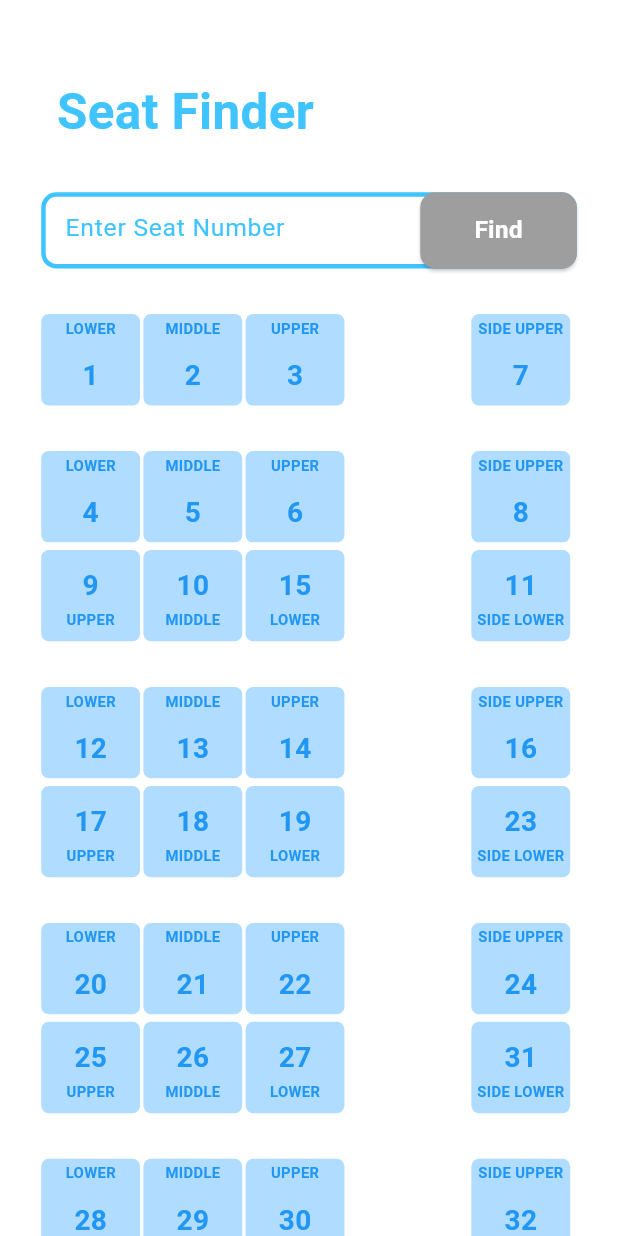
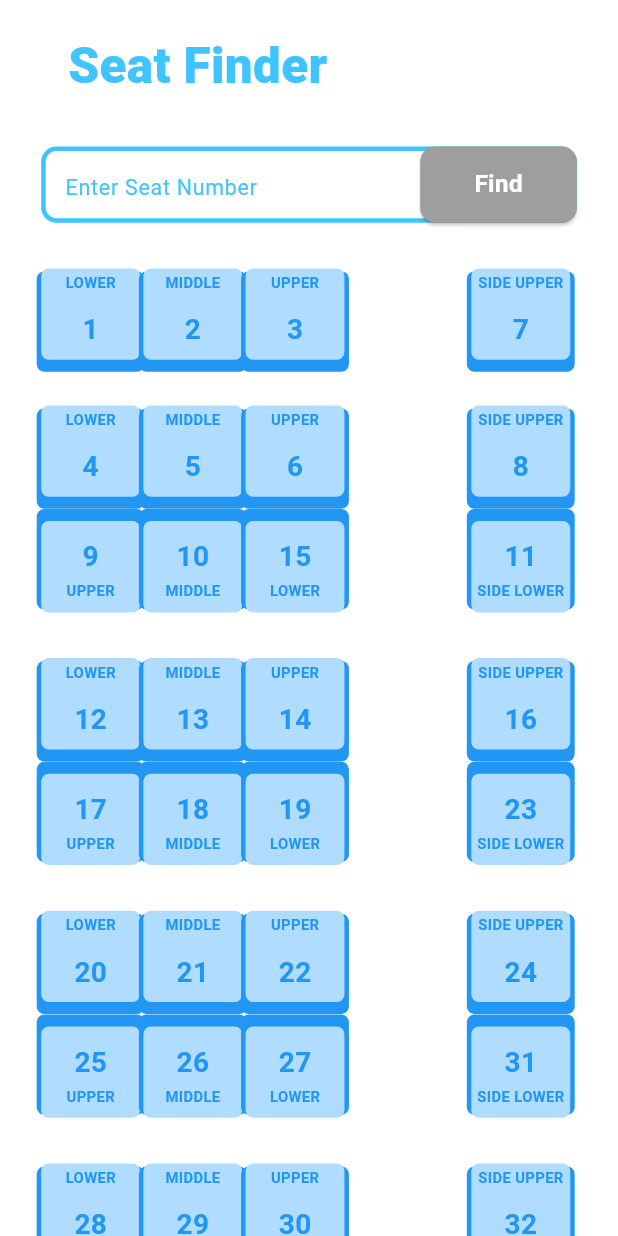
Before and after one commit to Amrut-03/Seat_finder, a Flutter app: the screen it shows after launch, after a tap on "Find", on a phone screen of 412 x 824 dp. Run offline on Flutter 3.47's test engine with Material 3 defaults, Android fonts, the phone set to English and light mode, and no system bars; our stand-ins replace flutter_screenutil, google_fonts; Roboto replaces fonts that are missing (Ubuntu).

Commit message:
step 1 finished

```diff
--- a/lib/Home_page.dart
+++ b/lib/Home_page.dart
@@ -1,5 +1,6 @@
 import 'package:flutter/material.dart';
 import 'package:flutter_screenutil/flutter_screenutil.dart';
+import 'package:google_fonts/google_fonts.dart';
 import 'package:seat_finder/constants.dart';
 import 'package:seat_finder/upper_seat.dart';
 import 'lower_seat.dart';
@@ -29,11 +30,11 @@ class _home_pageState extends State<home_page> {
             child: Column(
               children: [
                 Padding(
-                  padding:EdgeInsets.only(top: 50.h,bottom: 30.h,right: 150.w),
-                  child: Text("Seat Finder",style: TextStyle(
+                  padding:EdgeInsets.only(top: 20.h,bottom: 30.h,right: 135.w),
+                  child: Text("Seat Finder",style: GoogleFonts.ubuntu(
                     fontSize: 30.sp,
                     color: Colors.lightBlueAccent,
-                    fontWeight: FontWeight.w600,
+                    fontWeight: FontWeight.w800,
                     ),
                   ),
                 ),
@@ -62,10 +63,10 @@ class _home_pageState extends State<home_page> {
                           )
                       ),
                       hintText: "Enter Seat Number",
-                      hintStyle: TextStyle(
+                      hintStyle: GoogleFonts.ubuntu(
                         color: Colors.lightBlueAccent,
                         fontWeight: FontWeight.w400,
-                        fontSize: 15.sp,
+                        fontSize: 13.sp,
                       ),
                     ),
                   ),
@@ -78,15 +79,21 @@ class _home_pageState extends State<home_page> {
                             if(Enter_S_no.isNotEmpty){
                               Enter_S_no = Enter_S_no.trim();
                             }
+                            isNum = true;
+                            Future.delayed(Duration(milliseconds: 100), () {
+                              setState(() {
+                                isNum = false;
+                              });
+                            });
                           });
-                        }, child: Text("Find",style: TextStyle(
+                        }, child: Text("Find",style: GoogleFonts.ubuntu(
                               fontWeight: FontWeight.bold,
                               fontSize: 15.sp,
                               color: Colors.white,
                             ),),
                         style: ElevatedButton.styleFrom(
                           minimumSize: Size(100.w,50.h),
-                          backgroundColor: Colors.grey,
+                            backgroundColor:isNum ? Colors.blue : Colors.grey,
                           shape: RoundedRectangleBorder(
                             borderRadius: BorderRadius.circular(10.r),
                           )
@@ -109,7 +116,7 @@ class _home_pageState extends State<home_page> {
                       UpdateCLR3: Enter_S_no == '6' ? Change_Clr : Clrbutton, UpdateCLR4: Enter_S_no == '8' ? Change_Clr : Clrbutton,
                       UpdateTxtCLR1: Enter_S_no == '4' ? NTxt_Clr : Txt_Clr, UpdateTxtCLR2: Enter_S_no == '5' ? NTxt_Clr : Txt_Clr,
                       UpdateTxtCLR3: Enter_S_no == '6' ? NTxt_Clr : Txt_Clr, UpdateTxtCLR4: Enter_S_no == '8' ? NTxt_Clr : Txt_Clr,),
-                    SizedBox(height: 5.h,),
+                    SizedBox(height: 16.h,),
                     lower_seat(num1:'9', num2: '10', num4: '11', LSeat: klow,
                       MSeat: kmid, USeat: kupr, SLSeat: kslow, num3: '15',
                       UpdateCLR1: Enter_S_no == '9' ? Change_Clr : Clrbutton, UpdateCLR2: Enter_S_no == '10' ? Change_Clr : Clrbutton,
@@ -123,7 +130,7 @@ class _home_pageState extends State<home_page> {
                       UpdateCLR3: Enter_S_no == '14' ? Change_Clr : Clrbutton, UpdateCLR4: Enter_S_no == '16' ? Change_Clr : Clrbutton,
                       UpdateTxtCLR1: Enter_S_no == '12' ? NTxt_Clr : Txt_Clr, UpdateTxtCLR2: Enter_S_no == '13' ? NTxt_Clr : Txt_Clr,
                       UpdateTxtCLR3: Enter_S_no == '14' ? NTxt_Clr : Txt_Clr, UpdateTxtCLR4: Enter_S_no == '16' ? NTxt_Clr : Txt_Clr,),
-                    SizedBox(height: 5.h,),
+                    SizedBox(height: 16.h,),
                     lower_seat(num1:'17', num2: '18', num4: '23', LSeat: klow,
                       MSeat: kmid, USeat: kupr, SLSeat: kslow, num3: '19',
                       UpdateCLR1: Enter_S_no == '17' ? Change_Clr : Clrbutton, UpdateCLR2: Enter_S_no == '18' ? Change_Clr : Clrbutton,
@@ -137,7 +144,7 @@ class _home_pageState extends State<home_page> {
                       UpdateCLR3: Enter_S_no == '22' ? Change_Clr : Clrbutton, UpdateCLR4: Enter_S_no == '24' ? Change_Clr : Clrbutton,
                       UpdateTxtCLR1: Enter_S_no == '20' ? NTxt_Clr : Txt_Clr, UpdateTxtCLR2: Enter_S_no == '21' ? NTxt_Clr : Txt_Clr,
                       UpdateTxtCLR3: Enter_S_no == '22' ? NTxt_Clr : Txt_Clr, UpdateTxtCLR4: Enter_S_no == '24' ? NTxt_Clr : Txt_Clr,),
-                    SizedBox(height: 5.h,),
+                    SizedBox(height: 16.h,),
                     lower_seat(num1:'25', num2: '26', num4: '31', LSeat: klow,
                       MSeat: kmid, USeat: kupr, SLSeat: kslow, num3: '27',
                       UpdateCLR1: Enter_S_no == '25' ? Change_Clr : Clrbutton, UpdateCLR2: Enter_S_no == '26' ? Change_Clr : Clrbutton,
@@ -151,13 +158,13 @@ class _home_pageState extends State<home_page> {
                       UpdateCLR3: Enter_S_no == '30' ? Change_Clr : Clrbutton, UpdateCLR4: Enter_S_no == '32' ? Change_Clr : Clrbutton,
                       UpdateTxtCLR1: Enter_S_no == '28' ? NTxt_Clr : Txt_Clr, UpdateTxtCLR2: Enter_S_no == '29' ? NTxt_Clr : Txt_Clr,
                       UpdateTxtCLR3: Enter_S_no == '30' ? NTxt_Clr : Txt_Clr, UpdateTxtCLR4: Enter_S_no == '32' ? NTxt_Clr : Txt_Clr,),
-                    SizedBox(height: 5.h,),
-                    lower_seat(num1:'33', num2: '34', num4: '39', LSeat: klow,
-                      MSeat: kmid, USeat: kupr, SLSeat: kslow, num3: '35',
-                      UpdateCLR1: Enter_S_no == '33' ? Change_Clr : Clrbutton, UpdateCLR2: Enter_S_no == '34' ? Change_Clr : Clrbutton,
-                      UpdateCLR3: Enter_S_no == '35' ? Change_Clr : Clrbutton, UpdateCLR4: Enter_S_no == '39' ? Change_Clr : Clrbutton,
-                      UpdateTxtCLR1: Enter_S_no == '33' ? NTxt_Clr : Txt_Clr, UpdateTxtCLR2: Enter_S_no == '34' ? NTxt_Clr : Txt_Clr,
-                      UpdateTxtCLR3: Enter_S_no == '35' ? NTxt_Clr : Txt_Clr, UpdateTxtCLR4: Enter_S_no == '39' ? NTxt_Clr : Txt_Clr,),
+                    SizedBox(height: 16.h,),
+                    // lower_seat(num1:'33', num2: '34', num4: '39', LSeat: klow,
+                    //   MSeat: kmid, USeat: kupr, SLSeat: kslow, num3: '35',
+                    //   UpdateCLR1: Enter_S_no == '33' ? Change_Clr : Clrbutton, UpdateCLR2: Enter_S_no == '34' ? Change_Clr : Clrbutton,
+                    //   UpdateCLR3: Enter_S_no == '35' ? Change_Clr : Clrbutton, UpdateCLR4: Enter_S_no == '39' ? Change_Clr : Clrbutton,
+                    //   UpdateTxtCLR1: Enter_S_no == '33' ? NTxt_Clr : Txt_Clr, UpdateTxtCLR2: Enter_S_no == '34' ? NTxt_Clr : Txt_Clr,
+                    //   UpdateTxtCLR3: Enter_S_no == '35' ? NTxt_Clr : Txt_Clr, UpdateTxtCLR4: Enter_S_no == '39' ? NTxt_Clr : Txt_Clr,),
                     SizedBox(height: 30.h,),
                   ],
                 ),
--- a/lib/lower_seat.dart
+++ b/lib/lower_seat.dart
@@ -44,6 +44,11 @@ class _lower_seatState extends State<lower_seat> {
               decoration: BoxDecoration(
                 color: widget.UpdateCLR1,
                 borderRadius: BorderRadius.circular(5.r),
+                boxShadow: [BoxShadow(
+                    color: Colors.blue,
+                    spreadRadius: 3,
+                    offset: Offset(0,-5)
+                )],
               ),
               child: Column(
                 children: [
@@ -72,6 +77,11 @@ class _lower_seatState extends State<lower_seat> {
               decoration: BoxDecoration(
                 color: widget.UpdateCLR2,
                 borderRadius: BorderRadius.circular(5.r),
+                boxShadow: [BoxShadow(
+                    color: Colors.blue,
+                    spreadRadius: 3,
+                    offset: Offset(0,-5)
+                )],
               ),
               child: Column(
                 children: [
@@ -100,6 +110,11 @@ class _lower_seatState extends State<lower_seat> {
               decoration: BoxDecoration(
                 color: widget.UpdateCLR3,
                 borderRadius: BorderRadius.circular(5.r),
+                boxShadow: [BoxShadow(
+                    color: Colors.blue,
+                    spreadRadius: 3,
+                    offset: Offset(0,-5)
+                )],
               ),
               child: Column(
                 children: [
@@ -127,6 +142,11 @@ class _lower_seatState extends State<lower_seat> {
               decoration: BoxDecoration(
                 color: widget.UpdateCLR4,
                 borderRadius: BorderRadius.circular(5.r),
+                boxShadow: [BoxShadow(
+                    color: Colors.blue,
+                    spreadRadius: 3,
+                    offset: Offset(0,-5)
+                )],
               ),
               child: Column(
                 children: [
--- a/lib/upper_seat.dart
+++ b/lib/upper_seat.dart
@@ -43,6 +43,11 @@ class _upper_seatState extends State<upper_seat> {
               height: 60.h,
               width: 60.w,
               decoration: BoxDecoration(
+                boxShadow: [BoxShadow(
+                  color: Colors.blue,
+                  spreadRadius: 3,
+                  offset: Offset(0, 5)
+                )],
                 color:widget.UpdateCLR1,
                 borderRadius: BorderRadius.circular(5.r),
               ),
@@ -73,6 +78,11 @@ class _upper_seatState extends State<upper_seat> {
               decoration: BoxDecoration(
                 color: widget.UpdateCLR2,
                 borderRadius: BorderRadius.circular(5.r),
+                boxShadow: [BoxShadow(
+                    color: Colors.blue,
+                    spreadRadius: 3,
+                    offset: Offset(0, 5)
+                )],
               ),
               child: Column(
                 children: [
@@ -101,6 +111,11 @@ class _upper_seatState extends State<upper_seat> {
               decoration: BoxDecoration(
                 color: widget.UpdateCLR3,
                 borderRadius: BorderRadius.circular(5.r),
+                boxShadow: [BoxShadow(
+                    color: Colors.blue,
+                    spreadRadius: 3,
+                    offset: Offset(0, 5)
+                )],
               ),
               child: Column(
                 children: [
@@ -128,6 +143,11 @@ class _upper_seatState extends State<upper_seat> {
               decoration: BoxDecoration(
                 color: widget.UpdateCLR4,
                 borderRadius: BorderRadius.circular(5.r),
+                boxShadow: [BoxShadow(
+                    color: Colors.blue,
+                    spreadRadius: 3,
+                    offset: Offset(0, 5)
+                )],
               ),
               child: Column(
                 children: [
--- a/pubspec.yaml
+++ b/pubspec.yaml
@@ -36,6 +36,7 @@ dependencies:
   # Use with the CupertinoIcons class for iOS style icons.
   cupertino_icons: ^1.0.2
   flutter_screenutil: ^5.9.0
+  google_fonts: ^6.1.0
 
 dev_dependencies:
   flutter_test:
```
Also changed, not shown: pubspec.lock, 1 other file.
